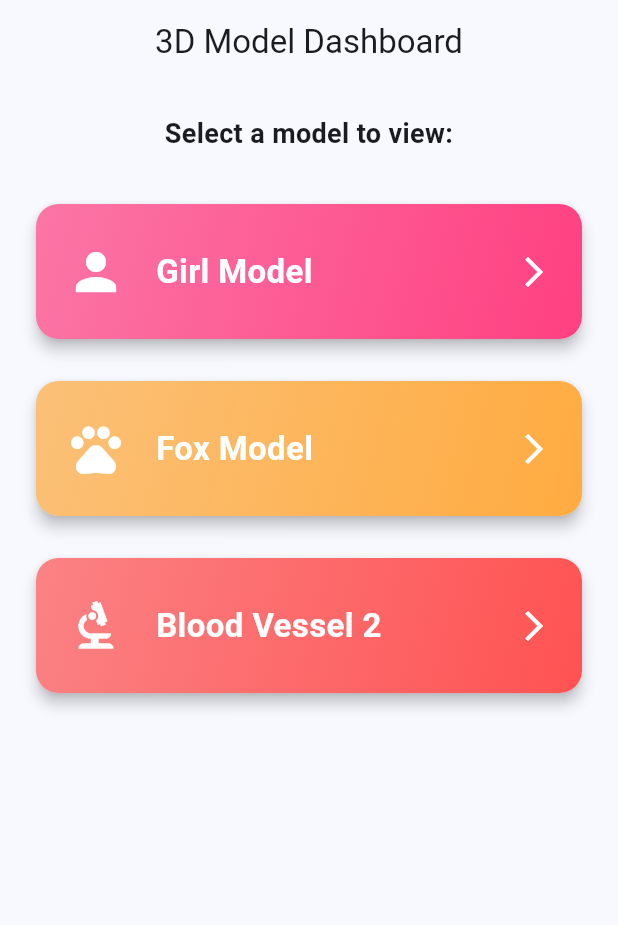
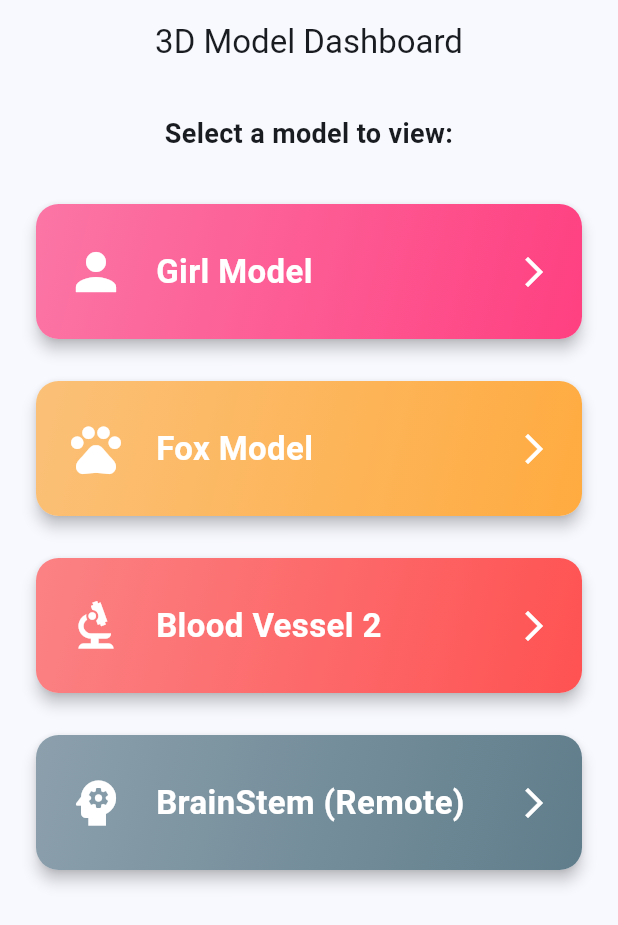
Before and after one commit to SyedAmirRaza-CT/threejs_poc, a Flutter app: the screen it shows after launch, on a phone screen of 412 x 824 dp. Shown: the top 925 px of the screen. Run offline on Flutter 3.47's test engine with Material 3 defaults, Android fonts, the phone set to English and light mode, and no system bars; missing offline and left inert: flutter_inappwebview.

Commit message:
Support remote 3D models and update localhost routing in ThreeDViewer

```diff
--- a/lib/dashboard_page.dart
+++ b/lib/dashboard_page.dart
@@ -50,6 +50,16 @@ class DashboardPage extends StatelessWidget {
               path: 'assets/animation/blood_vesel.glb',
               zoom: 1.0,
               autoPlay: false,
+            ),
+            const SizedBox(height: 20),
+            _buildModelCard(
+              context,
+              title: 'BrainStem (Remote)',
+              icon: Icons.psychology,
+              color: Colors.blueGrey,
+              path: 'https://raw.githubusercontent.com/KhronosGroup/glTF-Sample-Models/master/2.0/BrainStem/glTF-Binary/BrainStem.glb',
+              zoom: 1.0,
+              autoPlay: true,
             ),
           ],
         ),
```
Also changed, not shown: lib/three_d_viewer.dart (+13 -4 lines).
